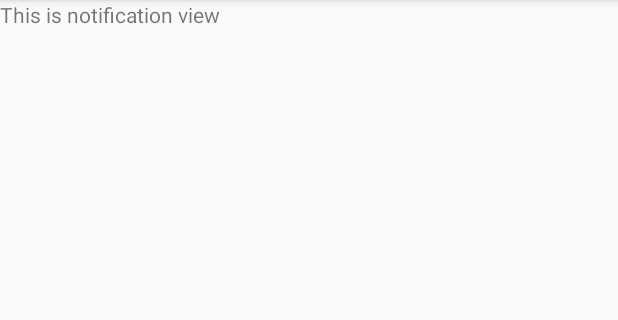
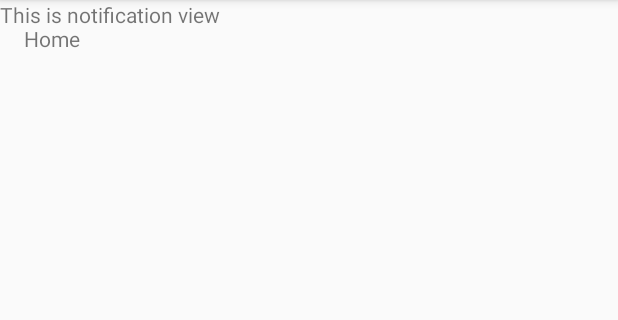
Before and after one commit to michael1zumi/ECE496_Book_Review, an Android app: the screen it shows after launch (MainActivity), item 3 of the bottom bar chosen, on a phone screen of 412 x 824 dp, the part 84-404 px from its top. Run offline under Robolectric (Android 15) with nearby library versions, the phone set to English and light mode, and no system bars; libraries missing offline, so code that uses them is left out: com.googlecode.tesseract.

Commit message:
add textview back

```diff
--- a/tess_v5/app/src/main/res/layout/activity_main.xml
+++ b/tess_v5/app/src/main/res/layout/activity_main.xml
@@ -16,6 +16,16 @@
 
     </FrameLayout>
 
+    <TextView
+        android:id="@+id/message"
+        android:layout_width="wrap_content"
+        android:layout_height="wrap_content"
+        android:layout_marginLeft="@dimen/activity_horizontal_margin"
+        android:layout_marginTop="@dimen/activity_vertical_margin"
+        android:text="@string/title_home"
+        app:layout_constraintLeft_toLeftOf="parent"
+        app:layout_constraintTop_toTopOf="parent" />
+
     <android.support.design.widget.BottomNavigationView
         android:id="@+id/navigation"
         android:layout_width="0dp"
```
